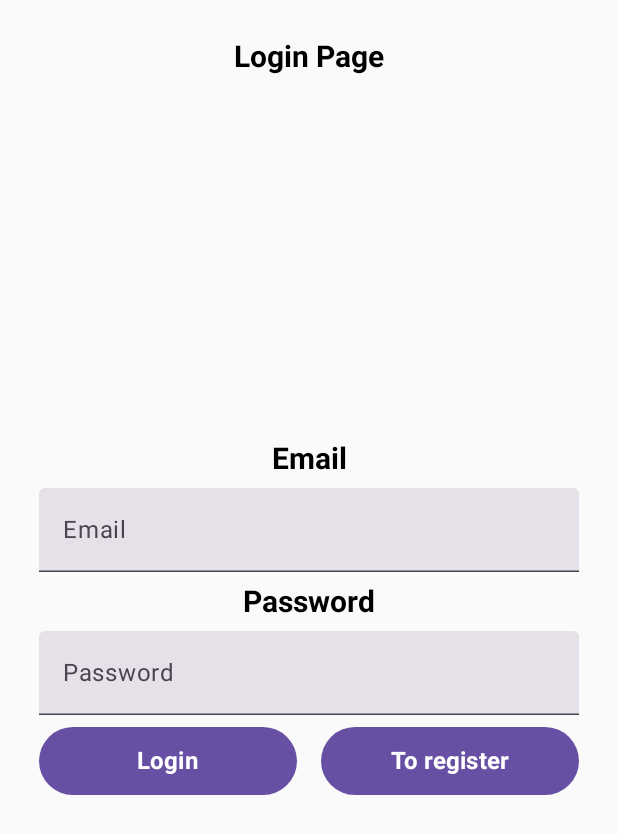
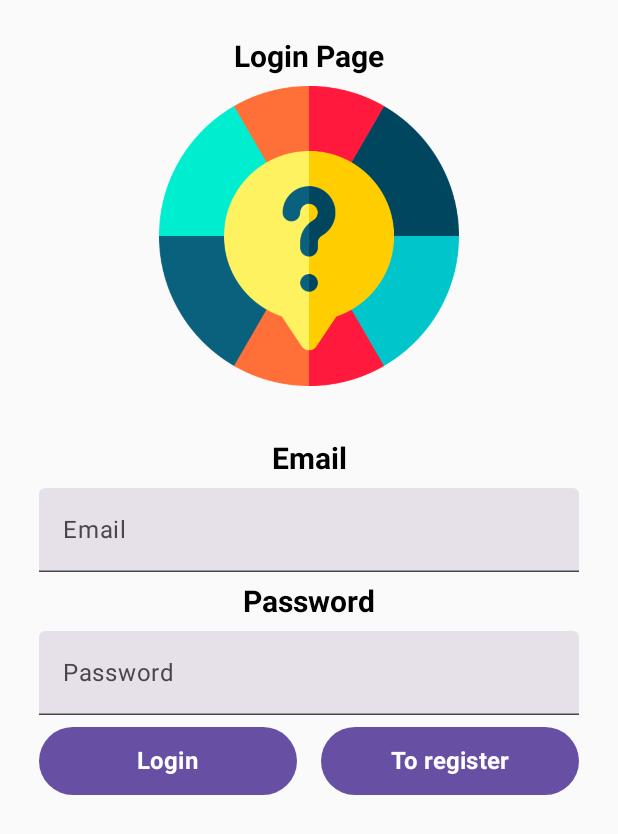
Before and after one commit to UllernJ/Quiz-App, an Android app built with Jetpack Compose: the screen it shows after launch (MainActivity), on a phone screen of 412 x 824 dp. Shown: the top 834 px of the screen. Run offline under Robolectric (Android 15) with nearby library versions, the phone set to English and light mode, and no system bars; our stand-ins replace Firebase (no records; nobody signed in at launch, a user with empty details on screens opened directly).

Commit message:
Added a logo to login page

```diff
--- a/app/src/main/java/hiof/mobilg11/quizapplication/LoginPage.kt
+++ b/app/src/main/java/hiof/mobilg11/quizapplication/LoginPage.kt
@@ -1,6 +1,7 @@
 package hiof.mobilg11.quizapplication
 
 import android.widget.Toast
+import androidx.compose.foundation.Image
 import androidx.compose.foundation.layout.*
 import androidx.compose.foundation.text.BasicTextField
 import androidx.compose.foundation.text.KeyboardOptions
@@ -16,7 +17,9 @@ import androidx.compose.runtime.setValue
 import androidx.compose.ui.Alignment
 import androidx.compose.ui.Modifier
 import androidx.compose.ui.graphics.Color
+import androidx.compose.ui.graphics.painter.Painter
 import androidx.compose.ui.platform.LocalContext
+import androidx.compose.ui.res.painterResource
 import androidx.compose.ui.text.font.FontWeight
 import androidx.compose.ui.text.input.ImeAction
 import androidx.compose.ui.text.input.KeyboardType
@@ -54,6 +57,14 @@ fun LoginPage(navController: NavController, onLogin: (User) -> Unit) {
             fontWeight = FontWeight.Bold,
             modifier = Modifier.padding(bottom = 8.dp)
         )
+        val imagePainter = painterResource(id = R.drawable.quiz)
+        Image(
+            painter = imagePainter,
+            contentDescription = null,
+            modifier = Modifier
+                .fillMaxWidth()
+                .height(200.dp)
+            )
     }
 
     Column(
```
Also changed, not shown: app/src/main/res/drawable/quiz.png (added).
